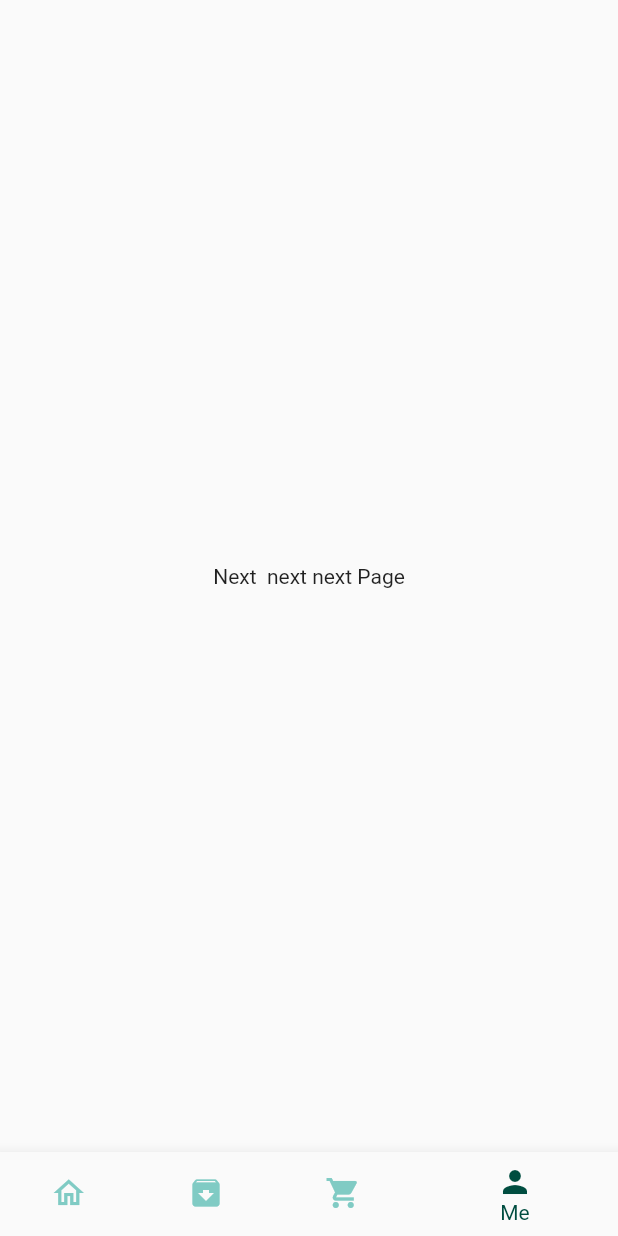
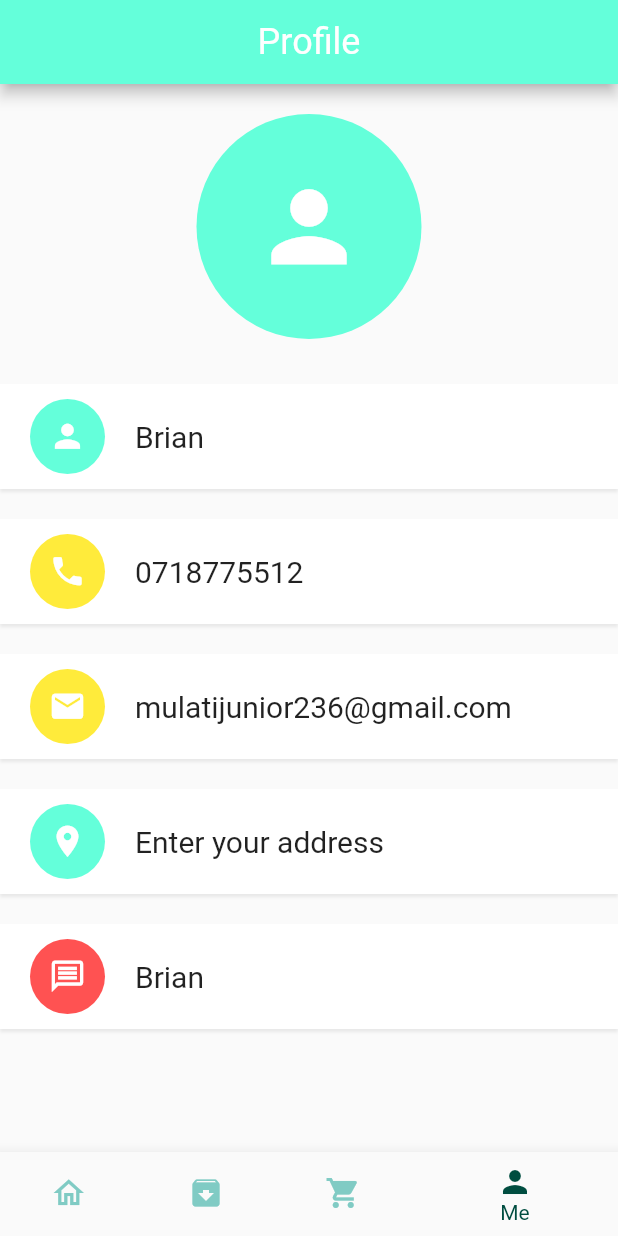
Before and after one commit to Brian-mula/shoppee, a Flutter app: the screen it shows after launch, item 4 of the bottom bar chosen, on a phone screen of 412 x 824 dp. Run offline on Flutter 3.47's test engine with Material 2 defaults, Android fonts, the phone set to English and light mode, and no system bars; our stand-ins replace dots_indicator, get, shared_preferences; network calls fail.

```diff
--- a/lib/controllers/popular_product_controller.dart
+++ b/lib/controllers/popular_product_controller.dart
@@ -25,7 +25,7 @@ class PopularProductController extends GetxController {
 
   Future<void> getPopularProductList() async {
     Response response = await popularProductRepo.getPopularProductList();
-    print(response.statusCode);
+    print(response.statusText);
     if (response.statusCode == 200) {
       _popularProductList = [];
       _popularProductList.addAll(Product.fromJson(response.body).products);
--- a/lib/helper/dependencies.dart
+++ b/lib/helper/dependencies.dart
@@ -1,7 +1,9 @@
+import 'package:foodapp/controllers/auth_controller.dart';
 import 'package:foodapp/controllers/cart_controller.dart';
 import 'package:foodapp/controllers/popular_product_controller.dart';
 import 'package:foodapp/controllers/recommended_product_controller.dart';
 import 'package:foodapp/data/api/api_client.dart';
+import 'package:foodapp/data/repository/auth_repo.dart';
 import 'package:foodapp/data/repository/cart_repo.dart';
 import 'package:foodapp/data/repository/popular_product_repo.dart';
 import 'package:foodapp/data/repository/recommended_product_repo.dart';
@@ -20,9 +22,12 @@ Future<void> init() async {
   Get.lazyPut(() => PopularProductRepo(apiClient: Get.find()));
   Get.lazyPut(() => RecommendedProductRepo(apiClient: Get.find()));
   Get.lazyPut(() => CartRepo(sharedPreferences: Get.find()));
+  Get.lazyPut(
+      () => AuthRepo(apiClient: Get.find(), sharedPreferences: Get.find()));
   // !load controllers
   Get.lazyPut(() => PopularProductController(popularProductRepo: Get.find()));
   Get.lazyPut(
       () => RecommendedProductController(recommendedProductRepo: Get.find()));
   Get.lazyPut(() => CartController(cartRepo: Get.find()));
+  Get.lazyPut(() => AuthController(authRepo: Get.find()));
 }
--- /dev/null
+++ b/lib/pages/accounts/account_page.dart
@@ -0,0 +1,114 @@
+import 'package:flutter/material.dart';
+import 'package:foodapp/widgets/account_widget.dart';
+import 'package:foodapp/widgets/app_icon.dart';
+import 'package:foodapp/widgets/big_text.dart';
+
+class AccountsPage extends StatelessWidget {
+  const AccountsPage({Key? key}) : super(key: key);
+
+  @override
+  Widget build(BuildContext context) {
+    return Scaffold(
+      appBar: AppBar(
+        backgroundColor: Colors.tealAccent,
+        title: BigText(
+          text: "Profile",
+          size: 24,
+        ),
+        centerTitle: true,
+      ),
+      body: Container(
+        width: double.maxFinite,
+        margin: const EdgeInsets.only(top: 20),
+        child: Column(
+          children: [
+            // !profile icon
+            const AppIcon(
+              icon: Icons.person,
+              backgroundColor: Colors.tealAccent,
+              iconColor: Colors.white,
+              iconSize: 75,
+              size: 150,
+            ),
+            const SizedBox(
+              height: 30,
+            ),
+            Expanded(
+              child: SingleChildScrollView(
+                child: Column(
+                  children: [
+                    // !name
+                    AccountWidget(
+                        appIcon: const AppIcon(
+                          icon: Icons.person,
+                          backgroundColor: Colors.tealAccent,
+                          iconColor: Colors.white,
+                          iconSize: 25,
+                          size: 50,
+                        ),
+                        bigText: BigText(text: "Brian")),
+                    const SizedBox(
+                      height: 20,
+                    ),
+                    // !phone
+                    AccountWidget(
+                        appIcon: const AppIcon(
+                          icon: Icons.phone,
+                          backgroundColor: Colors.yellow,
+                          iconColor: Colors.white,
+                          iconSize: 25,
+                          size: 50,
+                        ),
+                        bigText: BigText(text: "0718775512")),
+                    const SizedBox(
+                      height: 20,
+                    ),
+                    // !email
+                    AccountWidget(
+                        appIcon: const AppIcon(
+                          icon: Icons.email,
+                          backgroundColor: Colors.yellow,
+                          iconColor: Colors.white,
+                          iconSize: 25,
+                          size: 50,
+                        ),
+                        bigText: BigText(text: "mulatijunior236@gmail.com")),
+                    const SizedBox(
+                      height: 20,
+                    ),
+                    // !address
+                    AccountWidget(
+                        appIcon: const AppIcon(
+                          icon: Icons.location_on,
+                          backgroundColor: Colors.tealAccent,
+                          iconColor: Colors.white,
+                          iconSize: 25,
+                          size: 50,
+                        ),
+                        bigText: BigText(text: "Enter your address")),
+                    const SizedBox(
+                      height: 20,
+                    ),
+                    // !messages
+                    AccountWidget(
+                        appIcon: const AppIcon(
+                          icon: Icons.message_outlined,
+                          backgroundColor: Colors.redAccent,
+                          iconColor: Colors.white,
+                          iconSize: 25,
+                          size: 50,
+                        ),
+                        bigText: BigText(text: "Brian")),
+                    const SizedBox(
+                      height: 20,
+                    ),
+                  ],
+                ),
+              ),
+            )
+          ],
+        ),
+      ),
+    );
+  }
+}
--- a/lib/pages/home/home_page.dart
+++ b/lib/pages/home/home_page.dart
@@ -1,4 +1,6 @@
 import 'package:flutter/material.dart';
+import 'package:foodapp/pages/accounts/account_page.dart';
+import 'package:foodapp/pages/auth/sign_up_page.dart';
 import 'package:foodapp/pages/cart/cart_history.dart';
 import 'package:foodapp/pages/home/main_home_page.dart';
 
@@ -13,13 +15,9 @@ class _HomePageState extends State<HomePage> {
   int _selected = 0;
   List pages = [
     const MainHomePage(),
-    Container(
-      child: Center(child: Text('Next Page')),
-    ),
+    const SignUpPage(),
     const CartHistory(),
-    Container(
-      child: Center(child: Text('Next  next next Page')),
-    )
+    const AccountsPage()
   ];
   void onTapNav(int index) {
     setState(() {
--- a/lib/pages/splash/splash_page.dart
+++ b/lib/pages/splash/splash_page.dart
@@ -32,8 +32,8 @@ class _SplashPageState extends State<SplashPage> with TickerProviderStateMixin {
   @override
   void dispose() {
     // TODO: implement dispose
+    animationController.dispose();
     super.dispose();
-    animationController.dispose();
   }
 
   @override
--- /dev/null
+++ b/lib/widgets/account_widget.dart
@@ -0,0 +1,32 @@
+import 'package:flutter/material.dart';
+import 'package:foodapp/widgets/app_icon.dart';
+import 'package:foodapp/widgets/big_text.dart';
+
+class AccountWidget extends StatelessWidget {
+  AppIcon appIcon;
+  BigText bigText;
+  AccountWidget({Key? key, required this.appIcon, required this.bigText})
+      : super(key: key);
+
+  @override
+  Widget build(BuildContext context) {
+    return Container(
+      padding: const EdgeInsets.only(left: 20, top: 10, bottom: 10),
+      child: Row(
+        children: [
+          appIcon,
+          const SizedBox(
+            width: 20,
+          ),
+          bigText
+        ],
+      ),
+      decoration: BoxDecoration(color: Colors.white, boxShadow: [
+        BoxShadow(
+            blurRadius: 1,
+            offset: const Offset(0, 2),
+            color: Colors.grey.withOpacity(0.2))
+      ]),
+    );
+  }
+}
```
Also changed, not shown: lib/base/show_custom_message.dart (added, +8 -0 lines), lib/controllers/auth_controller.dart (added, +28 -0 lines), lib/data/api/api_client.dart (+20 -0 lines), lib/data/repository/auth_repo.dart (added, +22 -0 lines), lib/models/response_model.dart (added, +8 -0 lines), lib/models/sign_up_model.dart (added, +21 -0 lines), lib/pages/auth/sign_in_page.dart (added, +97 -0 lines), lib/pages/auth/sign_up_page.dart (added, +156 -0 lines), lib/pages/home/main_home_page.dart (+12 -3 lines), lib/utils/app_constants.dart (+6 -4 lines), lib/widgets/text_input_field.dart (added, +42 -0 lines).
